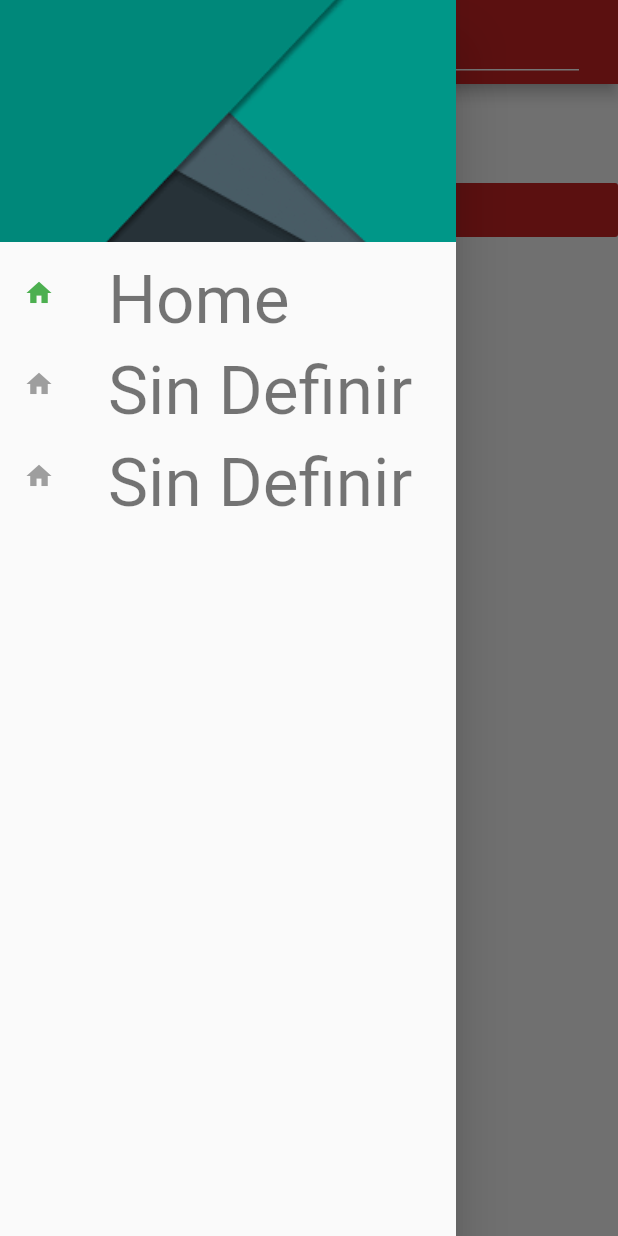
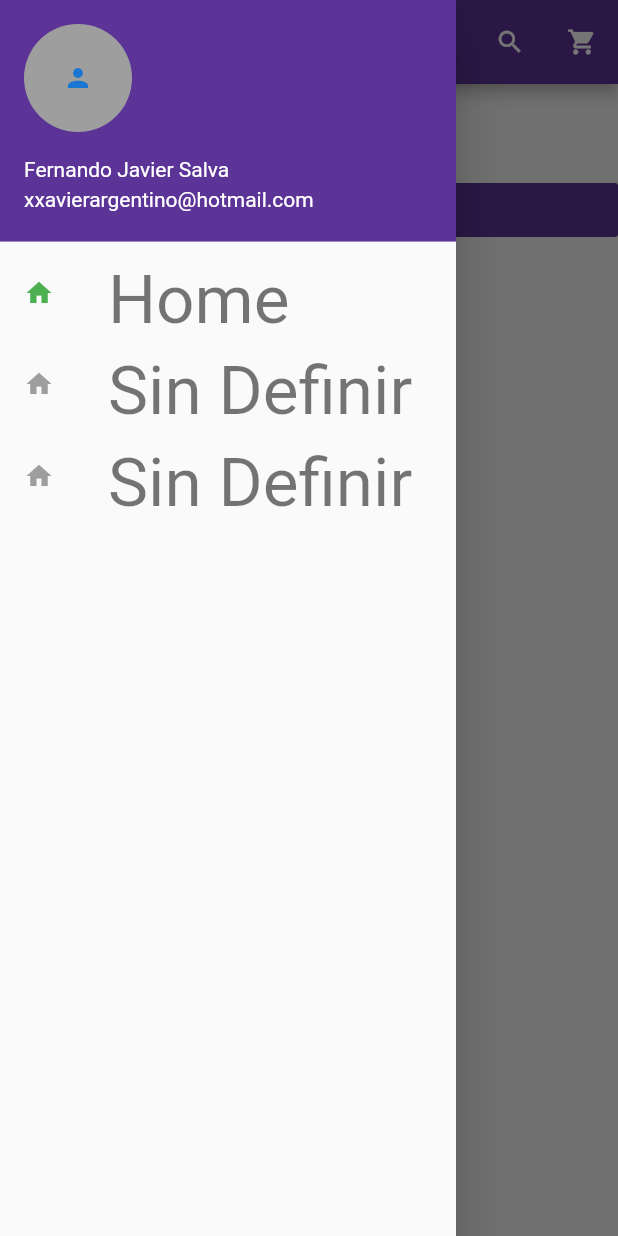
Before and after one commit to FSALVA157/tienda_virtual, a Flutter app: the screen it shows after launch, with the side drawer open, on a phone screen of 412 x 824 dp. Run offline on Flutter 3.47's test engine with Material 2 defaults, Android fonts, the phone set to English and light mode, and no system bars.

Commit message:
Draw_AppBar

```diff
--- a/lib/src/pages/home_page.dart
+++ b/lib/src/pages/home_page.dart
@@ -10,7 +10,8 @@ class HomePage extends StatefulWidget {
 }
 
 class _HomePageState extends State<HomePage> {
-  bool _isSearching = true;
+  bool _isSearching = false;
+
 
 
   @override
@@ -18,8 +19,14 @@ class _HomePageState extends State<HomePage> {
 
       return Scaffold(
            drawer: BasicDrawer(),
-          appBar: _isSearching? getAppBarSearching(cancelSearch, searching): getAppBarNotSearching(context, startSearching),
+          appBar: menuApp(),
 
+    //        _isSearching? setState(() {
+    //        getAppBarSearching(cancelSearch, searching);
+    //       }): setState(() {
+    //        getAppBarNotSearching(context, startSearching);
+
+    // })
 
         body: Column(
           crossAxisAlignment: CrossAxisAlignment.stretch,
@@ -37,13 +44,31 @@ class _HomePageState extends State<HomePage> {
     );
   }
 
+  AppBar menuApp(){
+
+            if (_isSearching == true){
+              return getAppBarSearching(cancelSearch, searching);
+            }else{
+              return getAppBarNotSearching(context, startSearching);
+            }
+
+            // setState(() {
+
+            // });
+
+  }
+
   void startSearching(){
     setState(() {
       _isSearching = true;
     });
   }
 
-  void cancelSearch(){}
+  void cancelSearch(){
+    setState(() {
+      _isSearching = false;
+    });
+  }
 
   void searching(){}
 
--- a/lib/src/utils/basic_drawer.dart
+++ b/lib/src/utils/basic_drawer.dart
@@ -10,15 +10,28 @@ class BasicDrawer extends StatelessWidget {
       child: ListView(
         padding: EdgeInsets.zero,
         children: <Widget>[
-          DrawerHeader(
+          UserAccountsDrawerHeader(
+            accountName: Text('Fernando Javier Salva'),
+            accountEmail: Text('xxavierargentino@hotmail.com'),
+            currentAccountPicture: GestureDetector(
+              child: CircleAvatar(
+                backgroundColor: Colors.grey,
+                child: Icon(Icons.person),
+              ),
+            ),
             decoration: BoxDecoration(
-              image: DecorationImage(
-                image: AssetImage('assets/images/drawer_fondo2.jpg'),
-                fit: BoxFit.cover
-                )
+              color: Theme.of(context).primaryColor
             ),
-            child: Container(),
             ),
+          // DrawerHeader(
+          //   decoration: BoxDecoration(
+          //     image: DecorationImage(
+          //       image: AssetImage('assets/images/drawer_fondo2.jpg'),
+          //       fit: BoxFit.cover
+          //       )
+          //   ),
+          //   child: Container(),
+          //   ),
             ListTile(
               onTap: ()=>Navigator.pushReplacementNamed(context, HomePage.ruta),
               title: Text('Home',style: Theme.of(context).textTheme.display2,),
--- a/lib/src/utils/basic_theme.dart
+++ b/lib/src/utils/basic_theme.dart
@@ -37,8 +37,8 @@ ThemeData basicTheme(){
   //final Color colorPrimario = Color(0xFF0DA56D);
   //final Color colorPrimario = Color(0xFFFF9800);
   //final Color colorPrimario = Color(0xFF9A80A5);
-  //final Color colorPrimario = Color(0xFF5C3396);
-  final Color colorPrimario = Color(0xFFC72323);
+  final Color colorPrimario = Color(0xFF5C3396);
+ // final Color colorPrimario = Color(0xFFC72323);
 
   return base.copyWith(
     textTheme: _basicTextTheme(base.textTheme),
--- a/lib/src/utils/widgets.dart
+++ b/lib/src/utils/widgets.dart
@@ -40,7 +40,7 @@ Widget getAppBarNotSearching(BuildContext context, Function startSearchingFuncti
         IconButton(
           icon: Icon(Icons.search,color: Theme.of(context).bottomAppBarColor,),
           onPressed: (){
-
+            startSearchingFunction();
           }
            ),
       IconButton(
--- a/pubspec.yaml
+++ b/pubspec.yaml
@@ -42,7 +42,10 @@ flutter:
 
   # To add assets to your application, add an assets section, like this:
   assets:
-   - assets/images/drawer_fondo2.jpg
+   - assets/images/slider_1.jpg
+   - assets/images/slider_2.jpg
+   - assets/images/slider_3.jpg
+   - assets/images/slider_4.jpg
   # assets:
   #  - images/a_dot_burr.jpeg
   #  - images/a_dot_ham.jpeg
```
Also changed, not shown: assets/images/drawer_fondo1.jpg (deleted), assets/images/drawer_fondo2.jpg (deleted), assets/images/slider_1.jpg (added), assets/images/slider_2.jpg (added), assets/images/slider_3.jpg (added), assets/images/slider_4.jpg (added).
